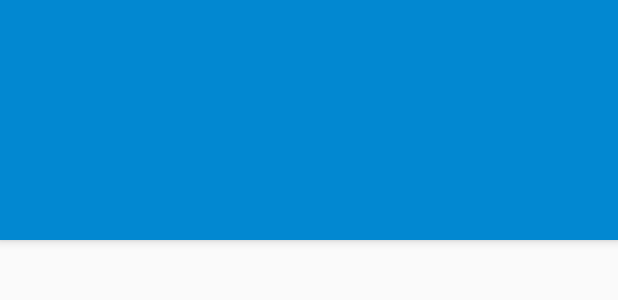
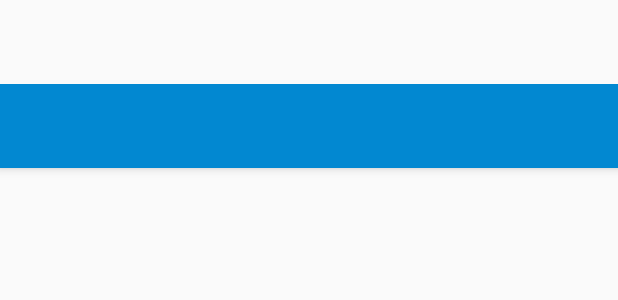
Before and after one commit to xzwj87/ToDoList, an Android app: the layout activity_schedule_grid.xml on its own in the app's theme, with its tools: preview values and no code run, on a phone screen of 412 x 824 dp. Shown: the top 300 px of the screen. Run offline under Robolectric (Android 15) with nearby library versions, the phone set to English and light mode, and no system bars.

Commit message:
add schedule grid view resources(layout,icon etc)

```diff
--- /dev/null
+++ b/app/src/main/res/drawable/ic_access_time_20dp.xml
@@ -0,0 +1,6 @@
+<vector android:autoMirrored="true" android:height="20dp"
+    android:viewportHeight="24.0" android:viewportWidth="24.0"
+    android:width="20dp"
+    xmlns:android="http://schemas.android.com/apk/res/android">
+    <path android:fillAlpha=".9" android:fillColor="@color/colorIcon" android:pathData="M11.99,2C6.47,2 2,6.48 2,12s4.47,10 9.99,10C17.52,22 22,17.52 22,12S17.52,2 11.99,2zM12,20c-4.42,0 -8,-3.58 -8,-8s3.58,-8 8,-8 8,3.58 8,8 -3.58,8 -8,8zM12.5,7H11v6l5.25,3.15 0.75,-1.23 -4.5,-2.67z"/>
+</vector>
--- /dev/null
+++ b/app/src/main/res/drawable/ic_label_20dp.xml
@@ -0,0 +1,5 @@
+<vector android:autoMirrored="true" android:height="20dp"
+    android:viewportHeight="24.0" android:viewportWidth="24.0"
+    android:width="20dp" xmlns:android="http://schemas.android.com/apk/res/android">
+    <path android:fillColor="@color/colorIcon" android:pathData="M17.63,5.84C17.27,5.33 16.67,5 16,5L5,5.01C3.9,5.01 3,5.9 3,7v10c0,1.1 0.9,1.99 2,1.99L16,19c0.67,0 1.27,-0.33 1.63,-0.84L22,12l-4.37,-6.16z"/>
+</vector>
--- /dev/null
+++ b/app/src/main/res/drawable/ic_notifications_20dp.xml
@@ -0,0 +1,5 @@
+<vector android:autoMirrored="true" android:height="20dp"
+    android:viewportHeight="24.0" android:viewportWidth="24.0"
+    android:width="20dp" xmlns:android="http://schemas.android.com/apk/res/android">
+    <path android:fillColor="@color/colorIcon" android:pathData="M11.5,22c1.1,0 2,-0.9 2,-2h-4c0,1.1 0.9,2 2,2zm6.5,-6v-5.5c0,-3.07 -2.13,-5.64 -5,-6.32V3.5c0,-0.83 -0.67,-1.5 -1.5,-1.5S10,2.67 10,3.5v0.68c-2.87,0.68 -5,3.25 -5,6.32V16l-2,2v1h17v-1l-2,-2z"/>
+</vector>
--- a/app/src/main/res/layout/activity_schedule_grid.xml
+++ b/app/src/main/res/layout/activity_schedule_grid.xml
@@ -1,36 +1,43 @@
 <?xml version="1.0" encoding="utf-8"?>
-<LinearLayout xmlns:android="http://schemas.android.com/apk/res/android"
-    xmlns:app="http://schemas.android.com/apk/res-auto"
-    android:orientation="vertical"
+<LinearLayout xmlns:app="http://schemas.android.com/apk/res-auto"
+    xmlns:tools="http://schemas.android.com/tools"
+    xmlns:android="http://schemas.android.com/apk/res/android"
     android:layout_width="match_parent"
-    android:layout_height="match_parent">
+    android:layout_height="match_parent"
+    android:fitsSystemWindows="true"
+    tools:context=".schedule.ui.activity.ScheduleGridActivity">
 
+    <android.support.design.widget.CoordinatorLayout xmlns:android="http://schemas.android.com/apk/res/android"
+        xmlns:app="http://schemas.android.com/apk/res-auto"
+        xmlns:tools="http://schemas.android.com/tools"
+        android:layout_width="match_parent"
+        android:layout_height="match_parent"
+        android:fitsSystemWindows="true">
 
-    <android.support.design.widget.AppBarLayout
-        android:layout_width="match_parent"
-        android:layout_height="@dimen/app_bar_height"
-        android:fitsSystemWindows="true"
-        android:theme="@style/ThemeOverlay.AppCompat.Dark.ActionBar">
-
-        <android.support.design.widget.CollapsingToolbarLayout
-            android:id="@+id/toolbar_layout"
+        <android.support.design.widget.AppBarLayout
             android:layout_width="match_parent"
-            android:layout_height="match_parent"
+            android:layout_height="wrap_content"
             android:fitsSystemWindows="true"
-            app:expandedTitleMarginStart="@dimen/schedule_detail_title_margin_start"
-            app:expandedTitleMarginBottom="@dimen/schedule_detail_title_margin_bottom"
-            app:contentScrim="?attr/colorPrimary"
-            app:toolbarId="@+id/toolbar">
+            android:theme="@style/AppTheme.AppBarOverlay">
 
             <android.support.v7.widget.Toolbar
                 android:id="@+id/grid_view_toolbar"
                 android:layout_width="match_parent"
                 android:layout_height="?attr/actionBarSize"
                 app:layout_collapseMode="pin"
-                app:popupTheme="@style/ThemeOverlay.AppCompat.Light" />
+                app:popupTheme="@style/AppTheme.PopupOverlay" />
 
-        </android.support.design.widget.CollapsingToolbarLayout>
+        </android.support.design.widget.AppBarLayout>
 
-    </android.support.design.widget.AppBarLayout>
+        <FrameLayout
+            android:id="@+id/schedule_grid_container"
+            android:layout_width="match_parent"
+            android:layout_height="match_parent"
+            app:layout_behavior="@string/appbar_scrolling_view_behavior">
+
+            <!--<include layout="@layout/schedule_grid" />-->
+        </FrameLayout>
+
+    </android.support.design.widget.CoordinatorLayout>
 
 </LinearLayout>
--- a/app/src/main/res/menu/menu_schedule_list.xml
+++ b/app/src/main/res/menu/menu_schedule_list.xml
@@ -8,4 +8,9 @@
         app:showAsAction="collapseActionView|ifRoom"
         app:actionViewClass="android.support.v7.widget.SearchView" />
 
+    <item android:id="@+id/action_more"
+        android:icon="@drawable/ic_more_vert_24dp"
+        android:title="@string/more_schedule_grid_view"
+        app:showAsAction="never"/>
+
 </menu>
--- a/app/src/main/res/values/dimens.xml
+++ b/app/src/main/res/values/dimens.xml
@@ -34,4 +34,8 @@
 
     <dimen name="share_title_text_size">20sp</dimen>
     <dimen name="share_cancel_text_size">18sp</dimen>
+
+    <dimen name="grid_item_margin">10dp</dimen>
+    <dimen name="grid_item_text_size">16sp</dimen>
+    <dimen name="grid_item_title_text_size">20sp</dimen>
 </resources>
--- a/app/src/main/res/values/strings.xml
+++ b/app/src/main/res/values/strings.xml
@@ -80,7 +80,7 @@
     your own to-do-list easily. It is mainly developed by @TianXing Li and\
     @ZhanNeng wang @XuNing</string>
 
-    <string name="share_result_sucess">Share Success</string>
+    <string name="share_result_success">Share Success</string>
     <string name="share_result_cancel">User Cancel Share</string>
     <string name="share_result_auth_deny">Authentication Failure</string>
     <string name="share_result_unknown">Share Failure</string>
@@ -92,4 +92,8 @@
     <string name="finish_schedule">I just complete a schedule: </string>
     <string name="come_on">,come on!</string>
 
+    <string name="more_schedule_list_view">List View</string>
+    <string name="more_schedule_grid_view">Grid View</string>
+
+
 </resources>
```
Also changed, not shown: app/src/main/res/layout/fragment_schedule_grid.xml (+10 -5 lines), app/src/main/res/layout/item_schedule_grid.xml (renamed from app/src/main/res/layout/schedule_grid_detail.xml, +32 -20 lines), app/src/main/res/layout/schedule_grid.xml (added, +10 -0 lines), 1 other file.
